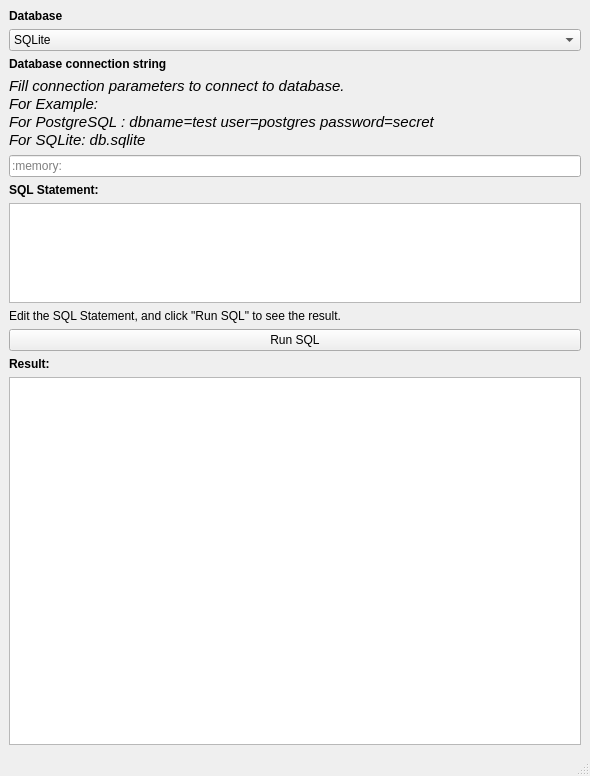
Before: the Qt Designer form design.ui in tamaramalysh5991/pyqt_sql_display, drawn with Qt 5.
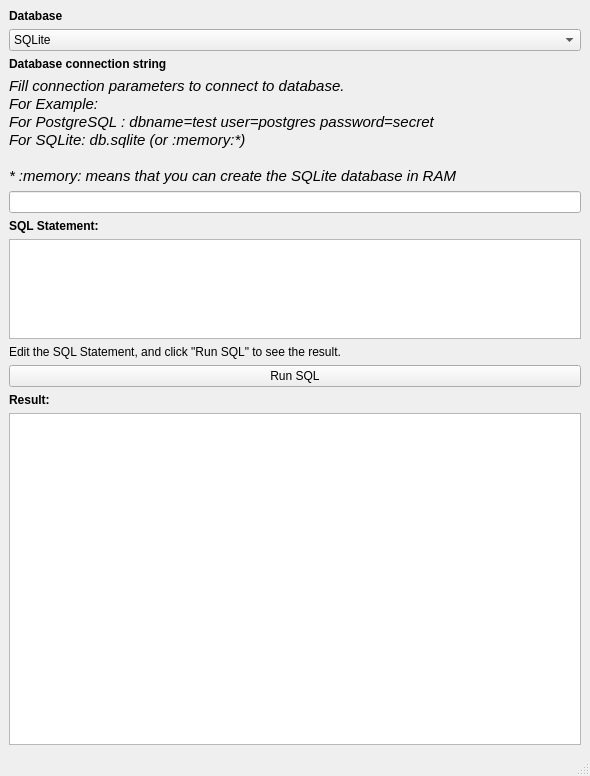
After: the same form once the commit is applied.

```diff
--- a/design.ui
+++ b/design.ui
@@ -53,14 +53,16 @@
 &lt;p style=&quot; margin-top:0px; margin-bottom:0px; margin-left:0px; margin-right:0px; -qt-block-indent:0; text-indent:0px;&quot;&gt;&lt;span style=&quot; font-style:italic;&quot;&gt;Fill connection parameters to connect to database.&lt;/span&gt;&lt;/p&gt;
 &lt;p style=&quot; margin-top:0px; margin-bottom:0px; margin-left:0px; margin-right:0px; -qt-block-indent:0; text-indent:0px;&quot;&gt;&lt;span style=&quot; font-style:italic;&quot;&gt;For Example:&lt;/span&gt;&lt;/p&gt;
 &lt;p style=&quot; margin-top:0px; margin-bottom:0px; margin-left:0px; margin-right:0px; -qt-block-indent:0; text-indent:0px;&quot;&gt;&lt;span style=&quot; font-style:italic;&quot;&gt;For PostgreSQL : dbname=test user=postgres password=secret&lt;/span&gt;&lt;/p&gt;
-&lt;p style=&quot; margin-top:0px; margin-bottom:0px; margin-left:0px; margin-right:0px; -qt-block-indent:0; text-indent:0px;&quot;&gt;&lt;span style=&quot; font-style:italic;&quot;&gt;For SQLite: db.sqlite&lt;/span&gt;&lt;/p&gt;&lt;/body&gt;&lt;/html&gt;</string>
+&lt;p style=&quot; margin-top:0px; margin-bottom:0px; margin-left:0px; margin-right:0px; -qt-block-indent:0; text-indent:0px;&quot;&gt;&lt;span style=&quot; font-style:italic;&quot;&gt;For SQLite: db.sqlite (or :memory:*)&lt;/span&gt;&lt;/p&gt;
+&lt;p style=&quot;-qt-paragraph-type:empty; margin-top:0px; margin-bottom:0px; margin-left:0px; margin-right:0px; -qt-block-indent:0; text-indent:0px; font-style:italic;&quot;&gt;&lt;br /&gt;&lt;/p&gt;
+&lt;p style=&quot; margin-top:0px; margin-bottom:0px; margin-left:0px; margin-right:0px; -qt-block-indent:0; text-indent:0px;&quot;&gt;&lt;span style=&quot; font-style:italic;&quot;&gt;* :memory: means that you can create the SQLite database in RAM&lt;/span&gt;&lt;/p&gt;&lt;/body&gt;&lt;/html&gt;</string>
       </property>
      </widget>
     </item>
     <item>
      <widget class="QLineEdit" name="dbConnection">
       <property name="placeholderText">
-       <string>:memory:</string>
+       <string/>
       </property>
      </widget>
     </item>
```
